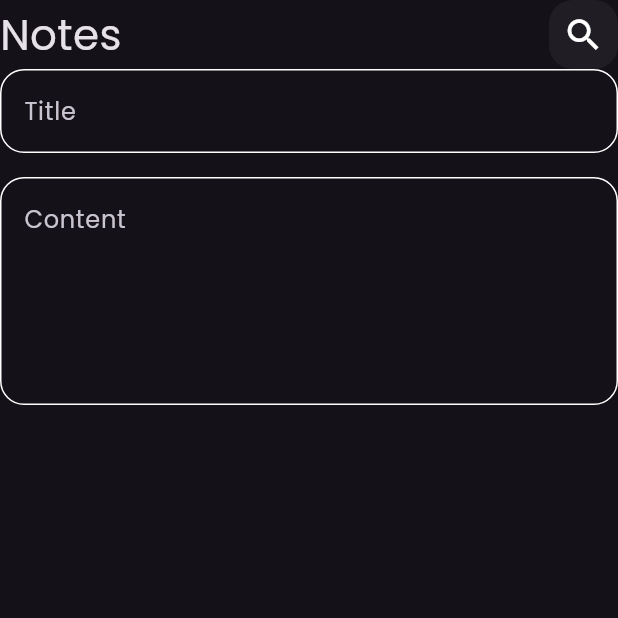
After one commit to Abderlahman-Omar/notes_app, a Flutter app: the screen it shows after launch, after a tap on "Flutter Tips", on a phone screen of 412 x 824 dp, the top half of it. The commit adds this screen. Run offline on Flutter 3.47's test engine with Material 3 defaults, Android fonts, the phone set to English and light mode, and no system bars.

Commit message:
create edit note view

```diff
--- /dev/null
+++ b/lib/views/edit_note_view.dart
@@ -0,0 +1,13 @@
+import 'package:flutter/material.dart';
+import 'package:notes_app/views/widgets/edit_note_view_body.dart';
+
+class EditNoteView extends StatelessWidget {
+  const EditNoteView({super.key});
+
+  @override
+  Widget build(BuildContext context) {
+    return const Scaffold(
+      body: EditNoteViewBody(),
+    );
+  }
+}
--- a/lib/views/widgets/custom_note_item.dart
+++ b/lib/views/widgets/custom_note_item.dart
@@ -1,11 +1,22 @@
 import 'package:flutter/material.dart';
+import 'package:notes_app/views/edit_note_view.dart';
 
 class NoteItem extends StatelessWidget {
   const NoteItem({super.key});
 
   @override
   Widget build(BuildContext context) {
-    return Container(
+    return GestureDetector(
+      onTap: () {
+        Navigator.of(context).push(
+          MaterialPageRoute(
+            builder: (context) {
+              return const EditNoteView();
+            },
+          ),
+        );
+      },
+      child: Container(
         padding: const EdgeInsets.only(
           top: 24,
           bottom: 24,
@@ -64,6 +75,7 @@ class NoteItem extends StatelessWidget {
             )
           ],
         ),
+      ),
     );
   }
 }
--- /dev/null
+++ b/lib/views/widgets/edit_note_view_body.dart
@@ -0,0 +1,26 @@
+import 'package:flutter/material.dart';
+import 'package:notes_app/views/widgets/custom_app_bar.dart';
+import 'package:notes_app/views/widgets/custom_text_field.dart';
+
+class EditNoteViewBody extends StatelessWidget {
+  const EditNoteViewBody({super.key});
+
+  @override
+  Widget build(BuildContext context) {
+    return const Column(
+      children: [
+        CustomAppBar(),
+        CustomTextField(
+          hint: 'Title',
+        ),
+        SizedBox(
+          height: 16,
+        ),
+        CustomTextField(
+          hint: 'Content',
+          maxLines: 5,
+        ),
+      ],
+    );
+  }
+}
```
Lines whose indentation alone changed are shown as unchanged.
